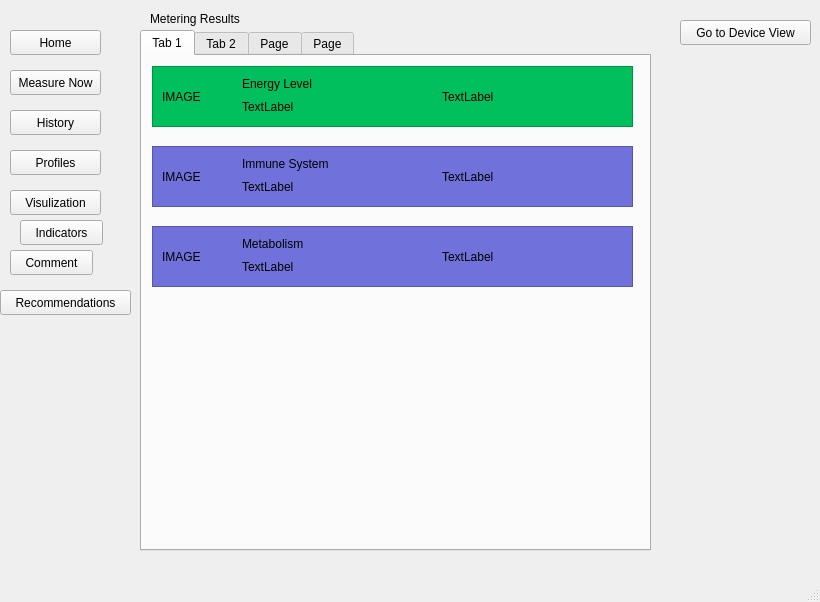
Above: RaDoTechSimulation/RaDoTechSimulation/mainwindow.ui from abdelshafei/Team26RaDoTechSimulation before the change. Below: the same form after it.
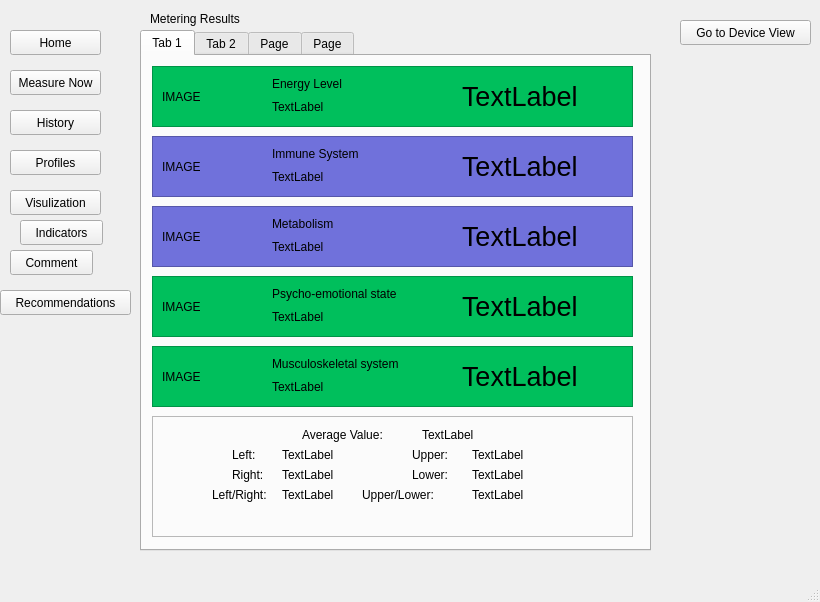
That is the form after the change. The open tabs and pages were chosen to show the change.

```diff
--- a/RaDoTechSimulation/RaDoTechSimulation/mainwindow.ui
+++ b/RaDoTechSimulation/RaDoTechSimulation/mainwindow.ui
@@ -619,19 +619,6 @@
          <string>Metering Results</string>
         </property>
        </widget>
-       <widget class="QLabel" name="DetailedResultsLabel">
-        <property name="geometry">
-         <rect>
-          <x>20</x>
-          <y>50</y>
-          <width>491</width>
-          <height>221</height>
-         </rect>
-        </property>
-        <property name="text">
-         <string>TextLabel</string>
-        </property>
-       </widget>
        <widget class="QTabWidget" name="ResultsTabWidget">
         <property name="geometry">
          <rect>
@@ -669,7 +656,7 @@
           <widget class="QLabel" name="EnergyLevelLabel">
            <property name="geometry">
             <rect>
-             <x>90</x>
+             <x>120</x>
              <y>10</y>
              <width>91</width>
              <height>16</height>
@@ -684,7 +671,7 @@
             <rect>
              <x>10</x>
              <y>10</y>
-             <width>71</width>
+             <width>81</width>
              <height>41</height>
             </rect>
            </property>
@@ -695,7 +682,7 @@
           <widget class="QLabel" name="EnergyRangeLabel">
            <property name="geometry">
             <rect>
-             <x>90</x>
+             <x>120</x>
              <y>30</y>
              <width>91</width>
              <height>21</height>
@@ -708,12 +695,17 @@
           <widget class="QLabel" name="EnergyNumberLabel">
            <property name="geometry">
             <rect>
-             <x>290</x>
+             <x>310</x>
              <y>10</y>
              <width>141</width>
              <height>41</height>
             </rect>
            </property>
+           <property name="font">
+            <font>
+             <pointsize>20</pointsize>
+            </font>
+           </property>
            <property name="text">
             <string>TextLabel</string>
            </property>
@@ -723,7 +715,7 @@
           <property name="geometry">
            <rect>
             <x>10</x>
-            <y>90</y>
+            <y>80</y>
             <width>481</width>
             <height>61</height>
            </rect>
@@ -740,7 +732,7 @@
           <widget class="QLabel" name="ImmuneSystemLabel">
            <property name="geometry">
             <rect>
-             <x>90</x>
+             <x>120</x>
              <y>10</y>
              <width>151</width>
              <height>16</height>
@@ -755,7 +747,7 @@
             <rect>
              <x>10</x>
              <y>10</y>
-             <width>71</width>
+             <width>81</width>
              <height>41</height>
             </rect>
            </property>
@@ -766,7 +758,7 @@
           <widget class="QLabel" name="ImmuneSystemRangeLabel">
            <property name="geometry">
             <rect>
-             <x>90</x>
+             <x>120</x>
              <y>30</y>
              <width>91</width>
              <height>21</height>
@@ -779,12 +771,17 @@
           <widget class="QLabel" name="ImmuneSystemNumberLabel">
            <property name="geometry">
             <rect>
-             <x>290</x>
+             <x>310</x>
              <y>10</y>
              <width>141</width>
              <height>41</height>
             </rect>
            </property>
+           <property name="font">
+            <font>
+             <pointsize>20</pointsize>
+            </font>
+           </property>
            <property name="text">
             <string>TextLabel</string>
            </property>
@@ -794,7 +791,7 @@
           <property name="geometry">
            <rect>
             <x>10</x>
-            <y>170</y>
+            <y>150</y>
             <width>481</width>
             <height>61</height>
            </rect>
@@ -811,7 +808,7 @@
           <widget class="QLabel" name="MetabolismLabel">
            <property name="geometry">
             <rect>
-             <x>90</x>
+             <x>120</x>
              <y>10</y>
              <width>151</width>
              <height>16</height>
@@ -826,7 +823,7 @@
             <rect>
              <x>10</x>
              <y>10</y>
-             <width>71</width>
+             <width>81</width>
              <height>41</height>
             </rect>
            </property>
@@ -837,7 +834,7 @@
           <widget class="QLabel" name="MetabolismRangeLabel">
            <property name="geometry">
             <rect>
-             <x>90</x>
+             <x>120</x>
              <y>30</y>
              <width>91</width>
              <height>21</height>
@@ -850,10 +847,365 @@
           <widget class="QLabel" name="MetabolismNumberLabel">
            <property name="geometry">
             <rect>
-             <x>290</x>
+             <x>310</x>
              <y>10</y>
              <width>141</width>
              <height>41</height>
+            </rect>
+           </property>
+           <property name="font">
+            <font>
+             <pointsize>20</pointsize>
+            </font>
+           </property>
+           <property name="text">
+            <string>TextLabel</string>
+           </property>
+          </widget>
+         </widget>
+         <widget class="QFrame" name="PsychoFrame">
+          <property name="geometry">
+           <rect>
+            <x>10</x>
+            <y>220</y>
+            <width>481</width>
+            <height>61</height>
+           </rect>
+          </property>
+          <property name="styleSheet">
+           <string notr="true">background-color: rgb(0, 191, 92);</string>
+          </property>
+          <property name="frameShape">
+           <enum>QFrame::StyledPanel</enum>
+          </property>
+          <property name="frameShadow">
+           <enum>QFrame::Raised</enum>
+          </property>
+          <widget class="QLabel" name="PsychoLabel">
+           <property name="geometry">
+            <rect>
+             <x>120</x>
+             <y>10</y>
+             <width>161</width>
+             <height>16</height>
+            </rect>
+           </property>
+           <property name="text">
+            <string>Psycho-emotional state</string>
+           </property>
+          </widget>
+          <widget class="QLabel" name="PsychoImage">
+           <property name="geometry">
+            <rect>
+             <x>10</x>
+             <y>10</y>
+             <width>81</width>
+             <height>41</height>
+            </rect>
+           </property>
+           <property name="text">
+            <string>IMAGE</string>
+           </property>
+          </widget>
+          <widget class="QLabel" name="PsychoRangeLabel">
+           <property name="geometry">
+            <rect>
+             <x>120</x>
+             <y>30</y>
+             <width>91</width>
+             <height>21</height>
+            </rect>
+           </property>
+           <property name="text">
+            <string>TextLabel</string>
+           </property>
+          </widget>
+          <widget class="QLabel" name="PsychoNumberLabel">
+           <property name="geometry">
+            <rect>
+             <x>310</x>
+             <y>10</y>
+             <width>141</width>
+             <height>41</height>
+            </rect>
+           </property>
+           <property name="font">
+            <font>
+             <pointsize>20</pointsize>
+            </font>
+           </property>
+           <property name="text">
+            <string>TextLabel</string>
+           </property>
+          </widget>
+         </widget>
+         <widget class="QFrame" name="MuscleFrame">
+          <property name="geometry">
+           <rect>
+            <x>10</x>
+            <y>290</y>
+            <width>481</width>
+            <height>61</height>
+           </rect>
+          </property>
+          <property name="styleSheet">
+           <string notr="true">background-color: rgb(0, 191, 92);</string>
+          </property>
+          <property name="frameShape">
+           <enum>QFrame::StyledPanel</enum>
+          </property>
+          <property name="frameShadow">
+           <enum>QFrame::Raised</enum>
+          </property>
+          <widget class="QLabel" name="MuscleLevelLabel">
+           <property name="geometry">
+            <rect>
+             <x>120</x>
+             <y>10</y>
+             <width>161</width>
+             <height>16</height>
+            </rect>
+           </property>
+           <property name="text">
+            <string>Musculoskeletal system</string>
+           </property>
+          </widget>
+          <widget class="QLabel" name="MuscleImage">
+           <property name="geometry">
+            <rect>
+             <x>10</x>
+             <y>10</y>
+             <width>81</width>
+             <height>41</height>
+            </rect>
+           </property>
+           <property name="text">
+            <string>IMAGE</string>
+           </property>
+          </widget>
+          <widget class="QLabel" name="MuscleRangeLabel">
+           <property name="geometry">
+            <rect>
+             <x>120</x>
+             <y>30</y>
+             <width>91</width>
+             <height>21</height>
+            </rect>
+           </property>
+           <property name="text">
+            <string>TextLabel</string>
+           </property>
+          </widget>
+          <widget class="QLabel" name="MuscleNumberLabel">
+           <property name="geometry">
+            <rect>
+             <x>310</x>
+             <y>10</y>
+             <width>141</width>
+             <height>41</height>
+            </rect>
+           </property>
+           <property name="font">
+            <font>
+             <pointsize>20</pointsize>
+            </font>
+           </property>
+           <property name="text">
+            <string>TextLabel</string>
+           </property>
+          </widget>
+         </widget>
+         <widget class="QFrame" name="PractitionerData">
+          <property name="geometry">
+           <rect>
+            <x>10</x>
+            <y>360</y>
+            <width>481</width>
+            <height>121</height>
+           </rect>
+          </property>
+          <property name="frameShape">
+           <enum>QFrame::StyledPanel</enum>
+          </property>
+          <property name="frameShadow">
+           <enum>QFrame::Raised</enum>
+          </property>
+          <widget class="QLabel" name="AverageValueLabel">
+           <property name="geometry">
+            <rect>
+             <x>150</x>
+             <y>10</y>
+             <width>101</width>
+             <height>17</height>
+            </rect>
+           </property>
+           <property name="text">
+            <string>Average Value:</string>
+           </property>
+          </widget>
+          <widget class="QLabel" name="AverageValueNumber">
+           <property name="geometry">
+            <rect>
+             <x>270</x>
+             <y>10</y>
+             <width>61</width>
+             <height>17</height>
+            </rect>
+           </property>
+           <property name="text">
+            <string>TextLabel</string>
+           </property>
+          </widget>
+          <widget class="QLabel" name="LeftTotalLabel">
+           <property name="geometry">
+            <rect>
+             <x>80</x>
+             <y>30</y>
+             <width>41</width>
+             <height>17</height>
+            </rect>
+           </property>
+           <property name="text">
+            <string>Left:</string>
+           </property>
+          </widget>
+          <widget class="QLabel" name="LeftTotalNumber">
+           <property name="geometry">
+            <rect>
+             <x>130</x>
+             <y>30</y>
+             <width>62</width>
+             <height>17</height>
+            </rect>
+           </property>
+           <property name="text">
+            <string>TextLabel</string>
+           </property>
+          </widget>
+          <widget class="QLabel" name="RightTotalLabel">
+           <property name="geometry">
+            <rect>
+             <x>80</x>
+             <y>50</y>
+             <width>41</width>
+             <height>17</height>
+            </rect>
+           </property>
+           <property name="text">
+            <string>Right:</string>
+           </property>
+          </widget>
+          <widget class="QLabel" name="RightTotalNumber">
+           <property name="geometry">
+            <rect>
+             <x>130</x>
+             <y>50</y>
+             <width>62</width>
+             <height>17</height>
+            </rect>
+           </property>
+           <property name="text">
+            <string>TextLabel</string>
+           </property>
+          </widget>
+          <widget class="QLabel" name="LeftRightTotalLabel">
+           <property name="geometry">
+            <rect>
+             <x>60</x>
+             <y>70</y>
+             <width>71</width>
+             <height>17</height>
+            </rect>
+           </property>
+           <property name="text">
+            <string>Left/Right:</string>
+           </property>
+          </widget>
+          <widget class="QLabel" name="LeftRightTotalNumber">
+           <property name="geometry">
+            <rect>
+             <x>130</x>
+             <y>70</y>
+             <width>62</width>
+             <height>17</height>
+            </rect>
+           </property>
+           <property name="text">
+            <string>TextLabel</string>
+           </property>
+          </widget>
+          <widget class="QLabel" name="UpperTotalLabel">
+           <property name="geometry">
+            <rect>
+             <x>260</x>
+             <y>30</y>
+             <width>51</width>
+             <height>17</height>
+            </rect>
+           </property>
+           <property name="text">
+            <string>Upper:</string>
+           </property>
+          </widget>
+          <widget class="QLabel" name="UpperTotalNumber">
+           <property name="geometry">
+            <rect>
+             <x>320</x>
+             <y>30</y>
+             <width>62</width>
+             <height>17</height>
+            </rect>
+           </property>
+           <property name="text">
+            <string>TextLabel</string>
+           </property>
+          </widget>
+          <widget class="QLabel" name="LowerTotalLabel">
+           <property name="geometry">
+            <rect>
+             <x>260</x>
+             <y>50</y>
+             <width>51</width>
+             <height>17</height>
+            </rect>
+           </property>
+           <property name="text">
+            <string>Lower:</string>
+           </property>
+          </widget>
+          <widget class="QLabel" name="LowerTotalNumber">
+           <property name="geometry">
+            <rect>
+             <x>320</x>
+             <y>50</y>
+             <width>62</width>
+             <height>17</height>
+            </rect>
+           </property>
+           <property name="text">
+            <string>TextLabel</string>
+           </property>
+          </widget>
+          <widget class="QLabel" name="UpperLowerTotalLabel">
+           <property name="geometry">
+            <rect>
+             <x>210</x>
+             <y>70</y>
+             <width>91</width>
+             <height>17</height>
+            </rect>
+           </property>
+           <property name="text">
+            <string>Upper/Lower:</string>
+           </property>
+          </widget>
+          <widget class="QLabel" name="UpperLowerTotalNumber">
+           <property name="geometry">
+            <rect>
+             <x>320</x>
+             <y>70</y>
+             <width>62</width>
+             <height>17</height>
             </rect>
            </property>
            <property name="text">
```
Left out of the diff: 4 changed lines with no effect on the pictures.
